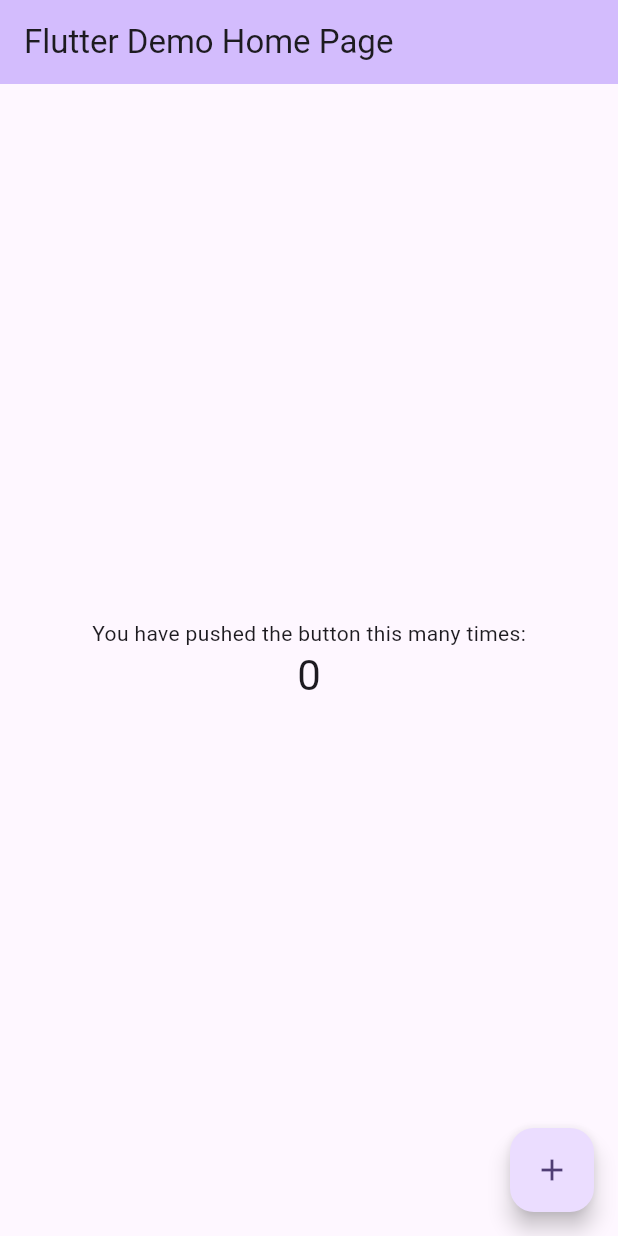
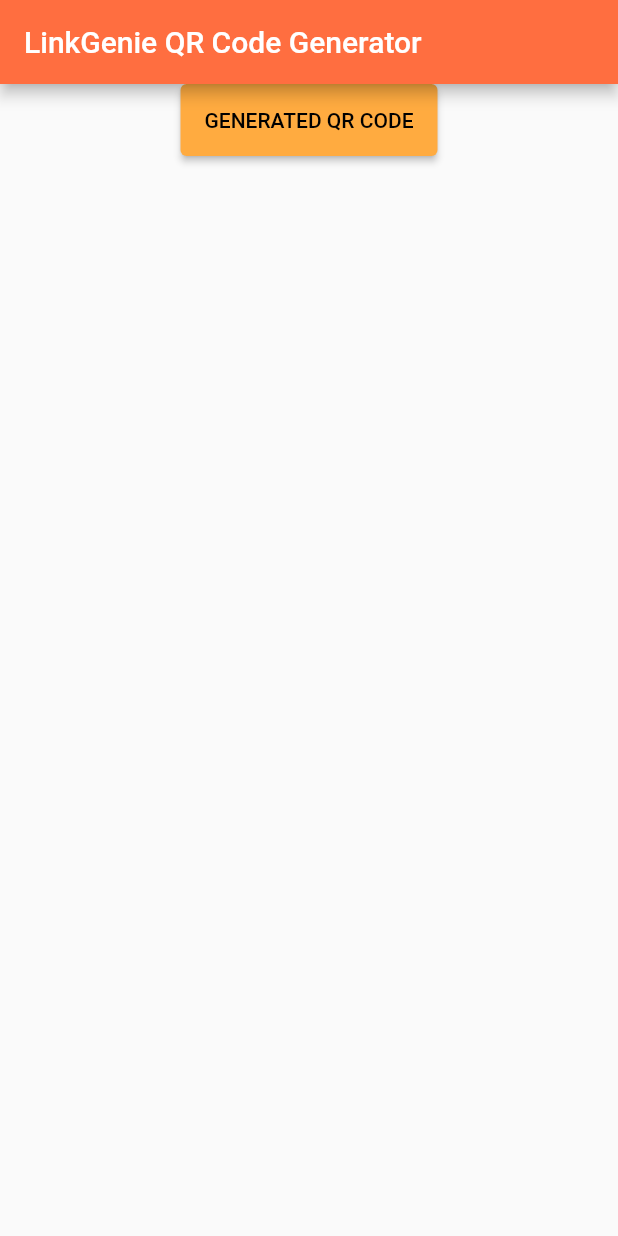
Before and after one commit to rovalen-joy/cc206-linkgenie, a Flutter app: the screen it shows after launch, on a phone screen of 412 x 824 dp. Run offline on Flutter 3.47's test engine with Material 2 defaults, Android fonts, the phone set to English and light mode, and no system bars.

Commit message:
Added a button for generating QR Code

```diff
--- /dev/null
+++ b/lib/features/generate_qrcode.dart
@@ -0,0 +1,41 @@
+import 'package:flutter/material.dart';
+
+class Generate_QR_Code extends StatelessWidget {
+  const Generate_QR_Code({Key? key}) : super(key: key);
+
+  void know() {
+    // Define what should happen when the button is pressed
+  }
+
+  @override
+  Widget build(BuildContext context) {
+    return MaterialApp(
+      home: Scaffold(
+        appBar: AppBar(
+          title: const Text('LinkGenie QR Code Generator'),
+          backgroundColor: Colors.deepOrangeAccent,
+        ),
+        body: Center(
+          child: Column(
+            children: <Widget>[
+              ElevatedButton(
+                onPressed: know,
+                style: ButtonStyle(
+                  backgroundColor:
+                      MaterialStateProperty.all<Color>(Colors.orangeAccent),
+                      padding: MaterialStateProperty.all<EdgeInsetsGeometry>(
+                      EdgeInsets.all(16.0), // You can adjust this value as needed
+                  ),
+                ),
+                child: const Text(
+                  'GENERATED QR CODE',
+                  style: TextStyle(color: Colors.black),
+                ),
+              ),
+            ],
+          ),
+        ),
+      ),
+    );
+  }
+}
--- a/lib/main.dart
+++ b/lib/main.dart
@@ -1,4 +1,5 @@
 import 'package:flutter/material.dart';
+import 'features/generate_qrcode.dart';
 
 void main() {
   runApp(const MyApp());
@@ -31,95 +32,7 @@ class MyApp extends StatelessWidget {
         colorScheme: ColorScheme.fromSeed(seedColor: Colors.deepPurple),
         useMaterial3: true,
       ),
-      home: const MyHomePage(title: 'Flutter Demo Home Page'),
+      home: const Generate_QR_Code(),
     );
   }
 }
-
-class MyHomePage extends StatefulWidget {
-  const MyHomePage({super.key, required this.title});
-
-  // This widget is the home page of your application. It is stateful, meaning
-  // that it has a State object (defined below) that contains fields that affect
-  // how it looks.
-
-  // This class is the configuration for the state. It holds the values (in this
-  // case the title) provided by the parent (in this case the App widget) and
-  // used by the build method of the State. Fields in a Widget subclass are
-  // always marked "final".
-
-  final String title;
-
-  @override
-  State<MyHomePage> createState() => _MyHomePageState();
-}
-
-class _MyHomePageState extends State<MyHomePage> {
-  int _counter = 0;
-
-  void _incrementCounter() {
-    setState(() {
-      // This call to setState tells the Flutter framework that something has
-      // changed in this State, which causes it to rerun the build method below
-      // so that the display can reflect the updated values. If we changed
-      // _counter without calling setState(), then the build method would not be
-      // called again, and so nothing would appear to happen.
-      _counter++;
-    });
-  }
-
-  @override
-  Widget build(BuildContext context) {
-    // This method is rerun every time setState is called, for instance as done
-    // by the _incrementCounter method above.
-    //
-    // The Flutter framework has been optimized to make rerunning build methods
-    // fast, so that you can just rebuild anything that needs updating rather
-    // than having to individually change instances of widgets.
-    return Scaffold(
-      appBar: AppBar(
-        // TRY THIS: Try changing the color here to a specific color (to
-        // Colors.amber, perhaps?) and trigger a hot reload to see the AppBar
-        // change color while the other colors stay the same.
-        backgroundColor: Theme.of(context).colorScheme.inversePrimary,
-        // Here we take the value from the MyHomePage object that was created by
-        // the App.build method, and use it to set our appbar title.
-        title: Text(widget.title),
-      ),
-      body: Center(
-        // Center is a layout widget. It takes a single child and positions it
-        // in the middle of the parent.
-        child: Column(
-          // Column is also a layout widget. It takes a list of children and
-          // arranges them vertically. By default, it sizes itself to fit its
-          // children horizontally, and tries to be as tall as its parent.
-          //
-          // Column has various properties to control how it sizes itself and
-          // how it positions its children. Here we use mainAxisAlignment to
-          // center the children vertically; the main axis here is the vertical
-          // axis because Columns are vertical (the cross axis would be
-          // horizontal).
-          //
-          // TRY THIS: Invoke "debug painting" (choose the "Toggle Debug Paint"
-          // action in the IDE, or press "p" in the console), to see the
-          // wireframe for each widget.
-          mainAxisAlignment: MainAxisAlignment.center,
-          children: <Widget>[
-            const Text(
-              'You have pushed the button this many times:',
-            ),
-            Text(
-              '$_counter',
-              style: Theme.of(context).textTheme.headlineMedium,
-            ),
-          ],
-        ),
-      ),
-      floatingActionButton: FloatingActionButton(
-        onPressed: _incrementCounter,
-        tooltip: 'Increment',
-        child: const Icon(Icons.add),
-      ), // This trailing comma makes auto-formatting nicer for build methods.
-    );
-  }
-}
```
